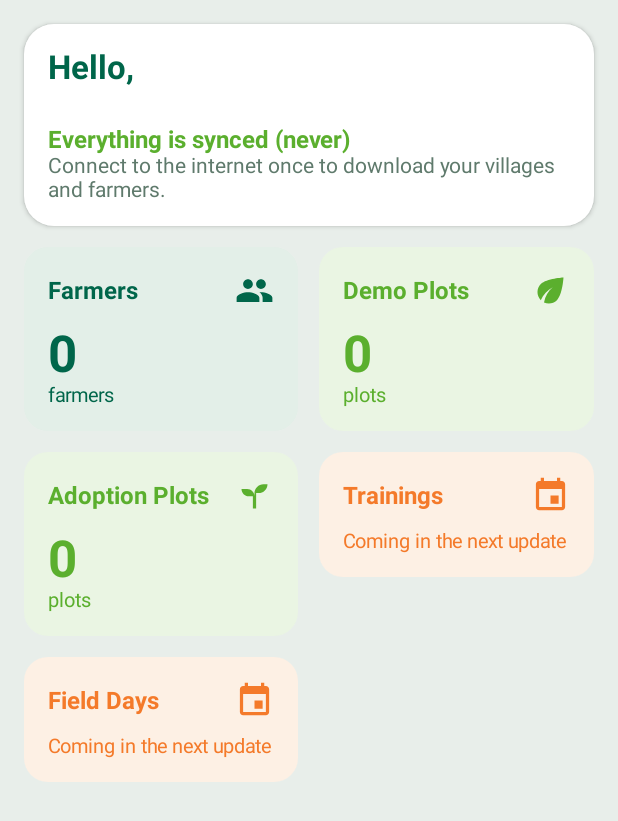
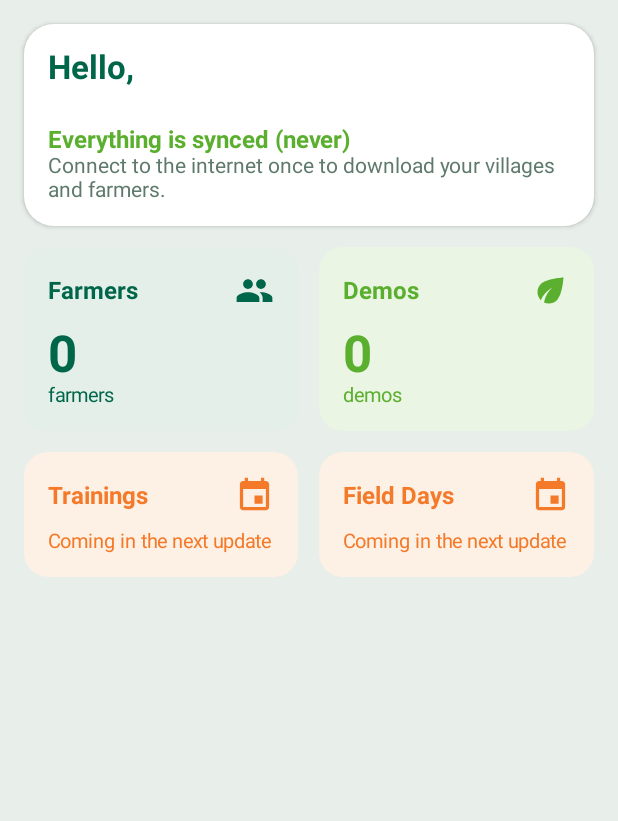
Before and after one commit to bharthikote/field-monitoring-app, an Android app built with Jetpack Compose: the composable HomeScreen shown on its own in the app's theme, on a phone screen of 412 x 824 dp. Shown: the top 821 px of the screen. Run offline under Robolectric (Android 15) with nearby library versions, the phone set to English and light mode, and no system bars.

Commit message:
Demos are one list with a Demo Type, not separate adoption plots
Home and menu now have a single Demos tile; each demo card and the demo
detail show its Demo Type (Demo Plot / Adoption Plot, from plot_type), and
search matches it. The plan records the decision and the Demo Type field
for the phase-2 create-demo form. Also moves the sync badge in from the
screen edge.

Co-Authored-By: Claude Opus 5.5 <noreply@anthropic.com>

```diff
--- a/android/app/src/main/java/com/fieldmonitoring/app/data/Search.kt
+++ b/android/app/src/main/java/com/fieldmonitoring/app/data/Search.kt
@@ -26,6 +26,7 @@ object Search {
         return all.filter {
             it.farmerName.contains(q, true) || it.farmerPhone.contains(q) ||
                 it.cropName.contains(q, true) || it.varietyName.contains(q, true) ||
+                it.demoTypeLabel.contains(q, true) ||
                 (it.villageName?.contains(q, true) == true)
         }
     }
--- a/android/app/src/main/java/com/fieldmonitoring/app/ui/AppViewModel.kt
+++ b/android/app/src/main/java/com/fieldmonitoring/app/ui/AppViewModel.kt
@@ -22,7 +22,7 @@ sealed interface Screen {
     data object Home : Screen
     data object Farmers : Screen
     data class FarmerDetail(val farmerId: String) : Screen
-    data class Plots(val plotType: String) : Screen
+    data object Demos : Screen
     data class PlotDetail(val plotId: String) : Screen
     data class LogVisit(val plotId: String) : Screen
     data object Profile : Screen
--- a/android/app/src/main/java/com/fieldmonitoring/app/ui/Root.kt
+++ b/android/app/src/main/java/com/fieldmonitoring/app/ui/Root.kt
@@ -32,7 +32,7 @@ import com.fieldmonitoring.app.ui.screens.HomeScreen
 import com.fieldmonitoring.app.ui.screens.LogVisitScreen
 import com.fieldmonitoring.app.ui.screens.LoginScreen
 import com.fieldmonitoring.app.ui.screens.PlotDetailScreen
-import com.fieldmonitoring.app.ui.screens.PlotsScreen
+import com.fieldmonitoring.app.ui.screens.DemosScreen
 import com.fieldmonitoring.app.ui.screens.ProfileScreen
 import com.fieldmonitoring.app.ui.theme.Fs
 import kotlinx.coroutines.launch
@@ -88,7 +88,7 @@ fun FieldSightRoot(vm: AppViewModel = viewModel()) {
                         Screen.Home -> HomeScreen(vm)
                         Screen.Farmers -> FarmersScreen(vm)
                         is Screen.FarmerDetail -> FarmerDetailScreen(vm, screen.farmerId)
-                        is Screen.Plots -> PlotsScreen(vm, screen.plotType)
+                        Screen.Demos -> DemosScreen(vm)
                         is Screen.PlotDetail -> PlotDetailScreen(vm, screen.plotId)
                         is Screen.LogVisit -> LogVisitScreen(vm, screen.plotId)
                         Screen.Profile -> ProfileScreen(vm)
--- a/android/app/src/main/java/com/fieldmonitoring/app/ui/components/Components.kt
+++ b/android/app/src/main/java/com/fieldmonitoring/app/ui/components/Components.kt
@@ -83,7 +83,7 @@ fun TopBar(
                 }
             }
             Box(Modifier.align(Alignment.Center)) { FieldSightLogo(markSize = 30.dp, textSize = 20.sp) }
-            Row(Modifier.align(Alignment.CenterEnd), verticalAlignment = Alignment.CenterVertically) {
+            Row(Modifier.align(Alignment.CenterEnd).padding(end = 6.dp), verticalAlignment = Alignment.CenterVertically) {
                 SyncButton(pending, attention, syncing, onSync)
             }
         }
@@ -104,7 +104,7 @@ fun SyncButton(pending: Int, attention: Int, syncing: Boolean, onSync: () -> Uni
             Box(
                 Modifier
                     .align(Alignment.TopEnd)
-                    .offset(x = 8.dp, y = (-6).dp)
+                    .offset(x = 6.dp, y = (-6).dp)
                     .heightIn(min = 18.dp)
                     .widthIn(min = 18.dp)
                     .clip(CircleShape)
--- a/android/app/src/main/java/com/fieldmonitoring/app/ui/screens/FarmerDetailScreen.kt
+++ b/android/app/src/main/java/com/fieldmonitoring/app/ui/screens/FarmerDetailScreen.kt
@@ -90,11 +90,11 @@ fun FarmerDetailScreen(vm: AppViewModel, farmerId: String) {
             }
         }
 
-        DotTabs(listOf("Plots", "Details"), tab, { tab = it })
+        DotTabs(listOf("Demos", "Details"), tab, { tab = it })
 
         Column(Modifier.padding(16.dp), verticalArrangement = Arrangement.spacedBy(12.dp)) {
             if (tab == 0) {
-                if (plots.isEmpty()) EmptyState("No demo or adoption plots for this farmer yet.")
+                if (plots.isEmpty()) EmptyState("No demos for this farmer yet.")
                 plots.forEach { plot -> PlotRow(plot) { vm.open(Screen.PlotDetail(plot.id)) } }
             } else {
                 Card(
--- a/android/app/src/main/java/com/fieldmonitoring/app/ui/screens/HomeScreen.kt
+++ b/android/app/src/main/java/com/fieldmonitoring/app/ui/screens/HomeScreen.kt
@@ -62,8 +62,7 @@ private fun tiles(vm: AppViewModel): List<Tile> {
     val b = vm.bundle
     return listOf(
         Tile("Farmers", AppIcons.Group, Fs.PrimaryContainer, Fs.Primary, b.farmers.size, "farmers", Screen.Farmers),
-        Tile("Demo Plots", AppIcons.Leaf, Fs.LeafContainer, Fs.Leaf, b.demoPlots.count { it.plotType == "demo" }, "plots", Screen.Plots("demo")),
-        Tile("Adoption Plots", AppIcons.Sprout, Fs.LeafContainer, Fs.Leaf, b.demoPlots.count { it.plotType == "adoption" }, "plots", Screen.Plots("adoption")),
+        Tile("Demos", AppIcons.Leaf, Fs.LeafContainer, Fs.Leaf, b.demoPlots.size, "demos", Screen.Demos),
         Tile("Trainings", AppIcons.Event, Fs.AccentContainer, Fs.Accent, null, "Coming in the next update", null),
         Tile("Field Days", AppIcons.Event, Fs.AccentContainer, Fs.Accent, null, "Coming in the next update", null),
     )
```
Also changed, not shown: android/app/src/main/java/com/fieldmonitoring/app/data/Models.kt (+9 -1 lines), android/app/src/main/java/com/fieldmonitoring/app/ui/screens/ListScreens.kt (+9 -7 lines), android/app/src/main/java/com/fieldmonitoring/app/ui/screens/PlotDetailScreen.kt (+5 -2 lines), 2 other files.
